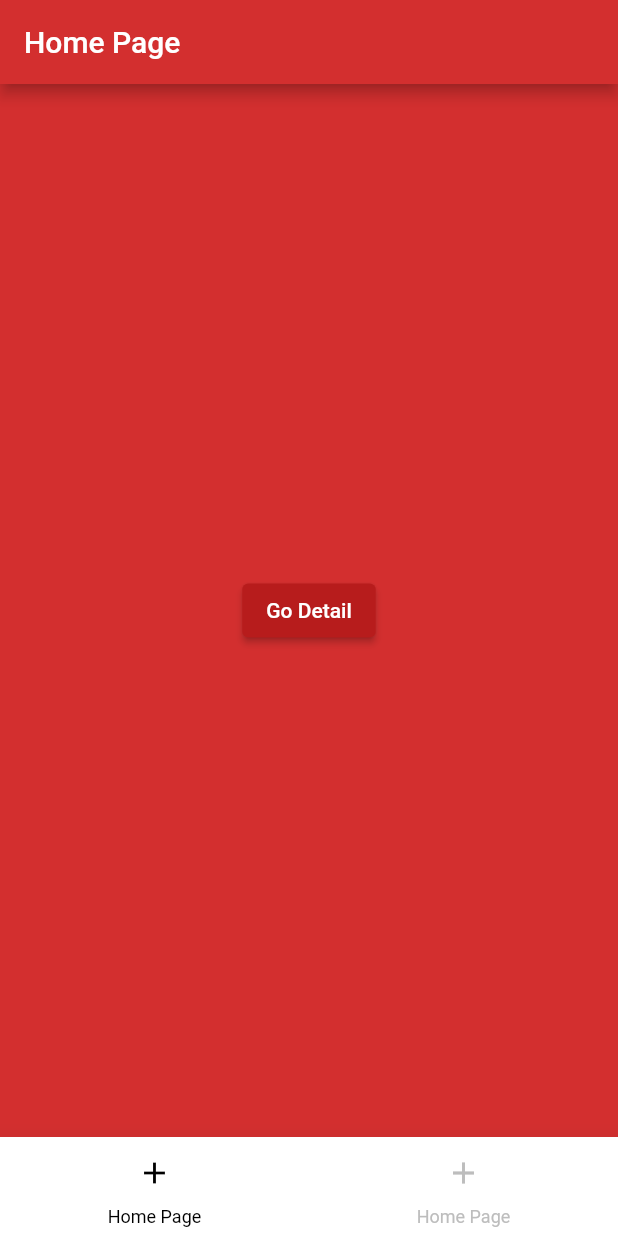
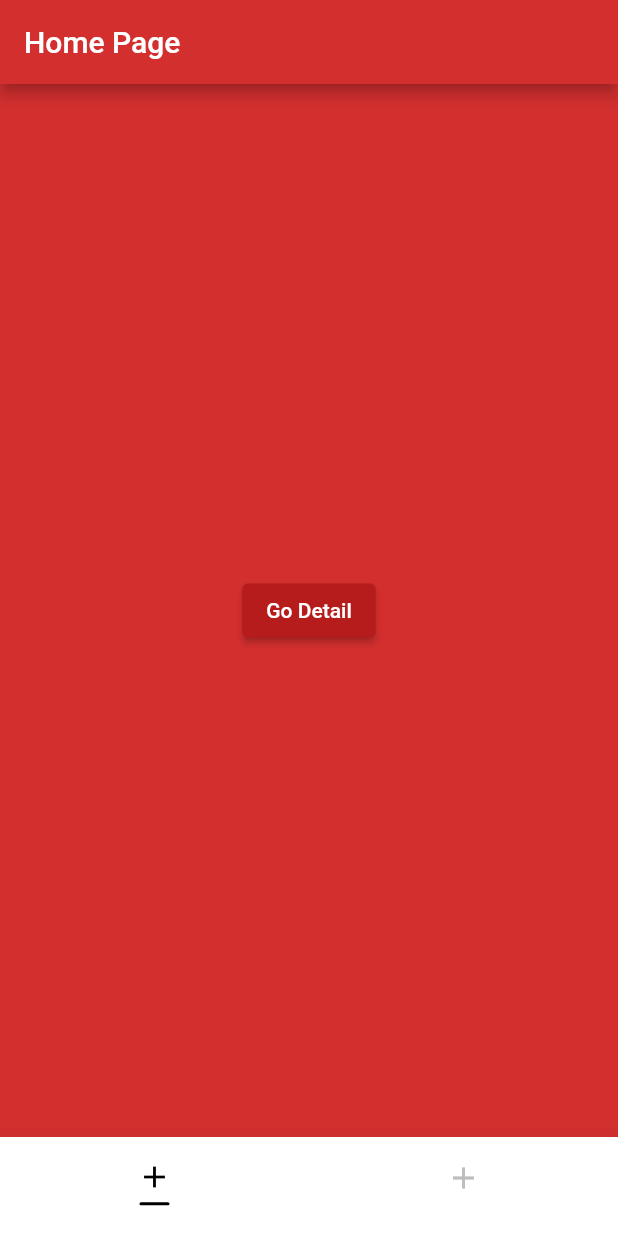
Before and after one commit to yusufnadar/instagram_bottom_nav_bar, a Flutter app: the screen it shows after launch, on a phone screen of 412 x 824 dp. Run offline on Flutter 3.47's test engine with Material 2 defaults, Android fonts, the phone set to English and light mode, and no system bars; our stand-ins replace flutter_svg.

Commit message:
divider added

```diff
--- a/example/lib/main.dart
+++ b/example/lib/main.dart
@@ -22,14 +22,16 @@ class MyApp extends StatelessWidget {
         // Default is Colors.white
         elevation: 12,
         // Default elevation is 12,
-        showSelectedLabels: true,
-        // Default showSelectedLabels is true,
-        showUnselectedLabels: true,
-        // Default showUnselectedLabels is true
+        showSelectedLabels: false,
+        // Default showSelectedLabels is false,
+        showUnselectedLabels: false,
+        // Default showUnselectedLabels is false
         iconSize: 24,
         // Default iconSize is 24,
         bottomNavigationBarType: BottomNavigationBarType.fixed,
         iconType: IconType.icon,
+        dividerWidth: 20,
+        isDivider: true,
         items: [
           InstagramTabItem(
             label: 'Home Page',
--- a/lib/instagram_tab_view.dart
+++ b/lib/instagram_tab_view.dart
@@ -6,6 +6,7 @@ import 'package:flutter_svg/flutter_svg.dart';
 import 'package:instagram_bottom_nav_bar/widget/icon_type.dart';
 import 'widget/instagram_tab_item.dart';
 export 'widget/instagram_tab_item.dart';
+export 'widget/icon_type.dart';
 import 'widget/proste_indexed_stack.dart';
 
 part 'view/bottom_nav_bar_view.dart';
--- a/lib/view/bottom_nav_bar_view.dart
+++ b/lib/view/bottom_nav_bar_view.dart
@@ -29,6 +29,12 @@ class InstagramTabView extends StatefulWidget {
   final double? unSelectedIconWidth;
   final double? selectedIconSize;
   final double? unSelectedIconSize;
+  final bool? isDivider;
+  final double? dividerWidth;
+  final double? dividerHeight;
+  final Color? dividerColor;
+  final double? dividerMargin;
+  final double? dividerRadius;
 
   const InstagramTabView({
     Key? key,
@@ -60,6 +66,12 @@ class InstagramTabView extends StatefulWidget {
     this.unSelectedIconWidth,
     this.selectedIconSize,
     this.unSelectedIconSize,
+    this.isDivider,
+    this.dividerWidth,
+    this.dividerHeight,
+    this.dividerColor,
+    this.dividerMargin,
+    this.dividerRadius,
   }) : super(key: key);
 
   @override
@@ -113,6 +125,38 @@ class _InstagramTabViewState extends State<InstagramTabView>
     TabConsts.bottomBarItemList = List.generate(widget.items.length, (index) {
       late Widget child;
       if (widget.iconType == IconType.pngOrJpg) {
+        if (widget.isDivider == true) {
+          child = Column(
+            mainAxisAlignment: MainAxisAlignment.center,
+            children: [
+              Image.asset(
+                widget.items[index].icon,
+                color: index == currentIndex
+                    ? widget.selectedItemColor
+                    : widget.unselectedItemColor,
+                width: index == currentIndex
+                    ? widget.selectedIconWidth
+                    : widget.unSelectedIconWidth,
+                height: index == currentIndex
+                    ? widget.selectedIconHeight
+                    : widget.unSelectedIconHeight,
+              ),
+              if (index == currentIndex)
+                Container(
+                  width: widget.dividerWidth ?? 15,
+                  height: widget.dividerHeight ?? 2,
+                  decoration: BoxDecoration(
+                    color: widget.dividerColor ?? Colors.black,
+                    borderRadius:
+                    BorderRadius.circular(widget.dividerRadius ?? 5),
+                  ),
+                  margin: EdgeInsets.only(top: widget.dividerMargin ?? 5),
+                )
+              else
+                SizedBox(height: widget.dividerMargin ?? 5)
+            ],
+          );
+        } else {
           child = Image.asset(
             widget.items[index].icon,
             color: index == currentIndex
@@ -125,8 +169,13 @@ class _InstagramTabViewState extends State<InstagramTabView>
                 ? widget.selectedIconHeight
                 : widget.unSelectedIconHeight,
           );
+        }
       } else if (widget.iconType == IconType.svg) {
-        child = SvgPicture.asset(
+        if (widget.isDivider == true) {
+          child = Column(
+            mainAxisAlignment: MainAxisAlignment.center,
+            children: [
+              SvgPicture.asset(
                 widget.items[index].icon,
                 colorFilter: ColorFilter.mode(
                   index == currentIndex
@@ -140,8 +189,71 @@ class _InstagramTabViewState extends State<InstagramTabView>
                 height: index == currentIndex
                     ? widget.selectedIconHeight
                     : widget.unSelectedIconHeight,
+              ),
+              if (index == currentIndex)
+                Container(
+                  width: widget.dividerWidth ?? 15,
+                  height: widget.dividerHeight ?? 2,
+                  decoration: BoxDecoration(
+                    color: widget.dividerColor ?? Colors.black,
+                    borderRadius:
+                    BorderRadius.circular(widget.dividerRadius ?? 5),
+                  ),
+                  margin: EdgeInsets.only(top: widget.dividerMargin ?? 5),
+                )
+              else
+                SizedBox(height: widget.dividerMargin ?? 5)
+            ],
+          );
+        } else
+          child = Padding(
+            padding: EdgeInsets.only(top: widget.dividerMargin ?? 5),
+            child: SvgPicture.asset(
+              widget.items[index].icon,
+              colorFilter: ColorFilter.mode(
+                index == currentIndex
+                    ? widget.selectedItemColor
+                    : widget.unselectedItemColor,
+                BlendMode.srcIn,
+              ),
+              width: index == currentIndex
+                  ? widget.selectedIconWidth
+                  : widget.unSelectedIconWidth,
+              height: index == currentIndex
+                  ? widget.selectedIconHeight
+                  : widget.unSelectedIconHeight,
+            ),
           );
       } else if (widget.iconType == IconType.icon) {
+        if (widget.isDivider == true) {
+          child = Column(
+            mainAxisAlignment: MainAxisAlignment.center,
+            children: [
+              Icon(
+                widget.items[index].icon,
+                color: index == currentIndex
+                    ? widget.selectedItemColor
+                    : widget.unselectedItemColor,
+                size: index == currentIndex
+                    ? widget.selectedIconSize
+                    : widget.unSelectedIconSize,
+              ),
+              if (index == currentIndex)
+                Container(
+                  width: widget.dividerWidth ?? 15,
+                  height: widget.dividerHeight ?? 2,
+                  decoration: BoxDecoration(
+                    color: widget.dividerColor ?? Colors.black,
+                    borderRadius:
+                        BorderRadius.circular(widget.dividerRadius ?? 5),
+                  ),
+                  margin: EdgeInsets.only(top: widget.dividerMargin ?? 5),
+                )
+              else
+                SizedBox(height: widget.dividerMargin ?? 5)
+            ],
+          );
+        } else {
           child = Icon(
             widget.items[index].icon,
             color: index == currentIndex
@@ -151,6 +263,7 @@ class _InstagramTabViewState extends State<InstagramTabView>
                 ? widget.selectedIconSize
                 : widget.unSelectedIconSize,
           );
+        }
       }
       return BottomNavigationBarItem(
         icon: Container(
--- a/pubspec.yaml
+++ b/pubspec.yaml
@@ -1,6 +1,6 @@
 name: instagram_bottom_nav_bar
 description: Best bottom bar structure created to control page flow.
-version: 3.0.1
+version: 3.0.4
 homepage: https://github.com/yusufnadar/instagram_bottom_nav_bar
 
 environment:
```
Also changed, not shown: 2 other files. Lines whose indentation alone changed are shown as unchanged.
